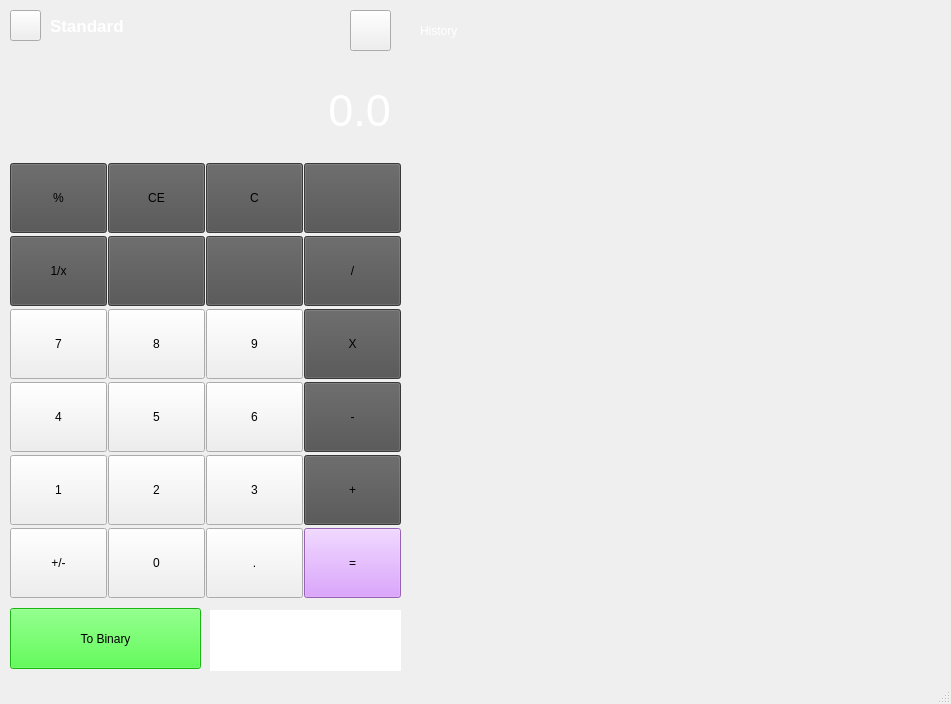
This is mainwindow.ui in RubaIrshaid2/simple-Calculator-using-QT5 as Qt 5 draws it before an edit. The edited form follows.
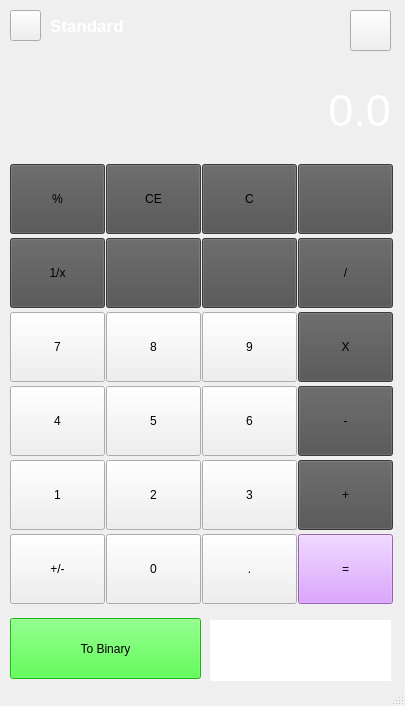
This is the edited form. Icons and pictures are not drawn.

Commit message: change the interface dimentions

```diff
--- a/mainwindow.ui
+++ b/mainwindow.ui
@@ -6,8 +6,8 @@
    <rect>
     <x>0</x>
     <y>0</y>
-    <width>951</width>
-    <height>704</height>
+    <width>405</width>
+    <height>706</height>
    </rect>
   </property>
   <property name="sizePolicy">
@@ -91,8 +91,8 @@
      <rect>
       <x>10</x>
       <y>160</y>
-      <width>391</width>
-      <height>441</height>
+      <width>383</width>
+      <height>451</height>
      </rect>
     </property>
     <layout class="QGridLayout" name="gridLayout">
@@ -559,7 +559,7 @@
     <property name="geometry">
      <rect>
       <x>10</x>
-      <y>608</y>
+      <y>618</y>
       <width>191</width>
       <height>61</height>
      </rect>
@@ -576,8 +576,8 @@
     <property name="geometry">
      <rect>
       <x>210</x>
-      <y>610</y>
-      <width>191</width>
+      <y>620</y>
+      <width>181</width>
       <height>61</height>
      </rect>
     </property>
```
Left out of the diff: 436 changed lines with no effect on the pictures. The commit also changes 1 other file.
